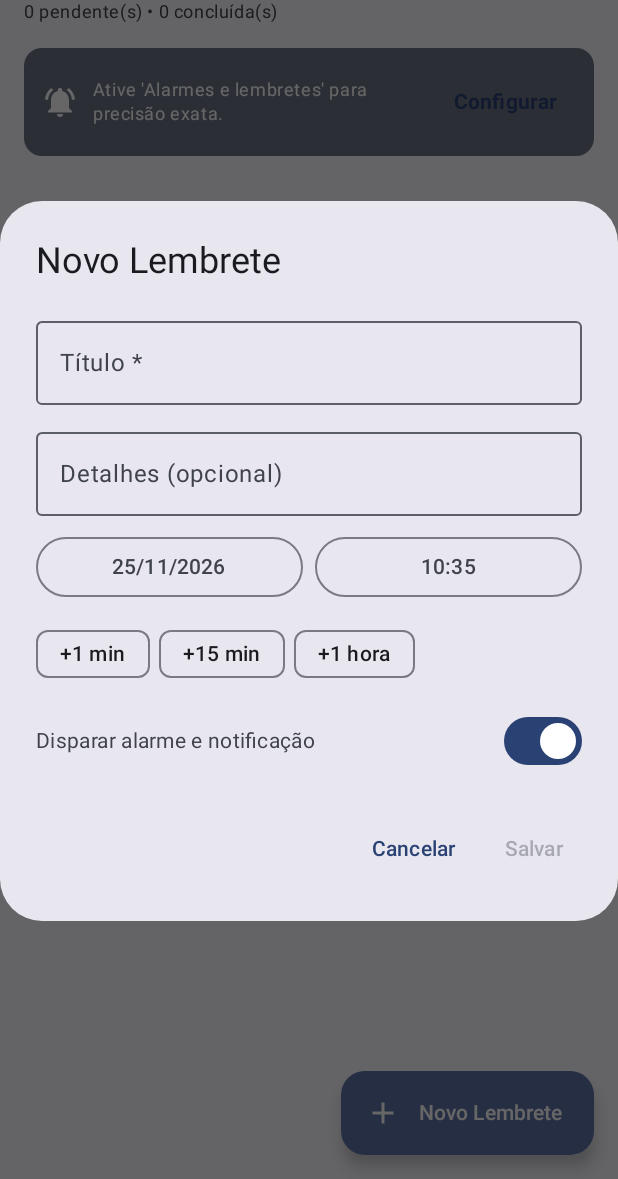
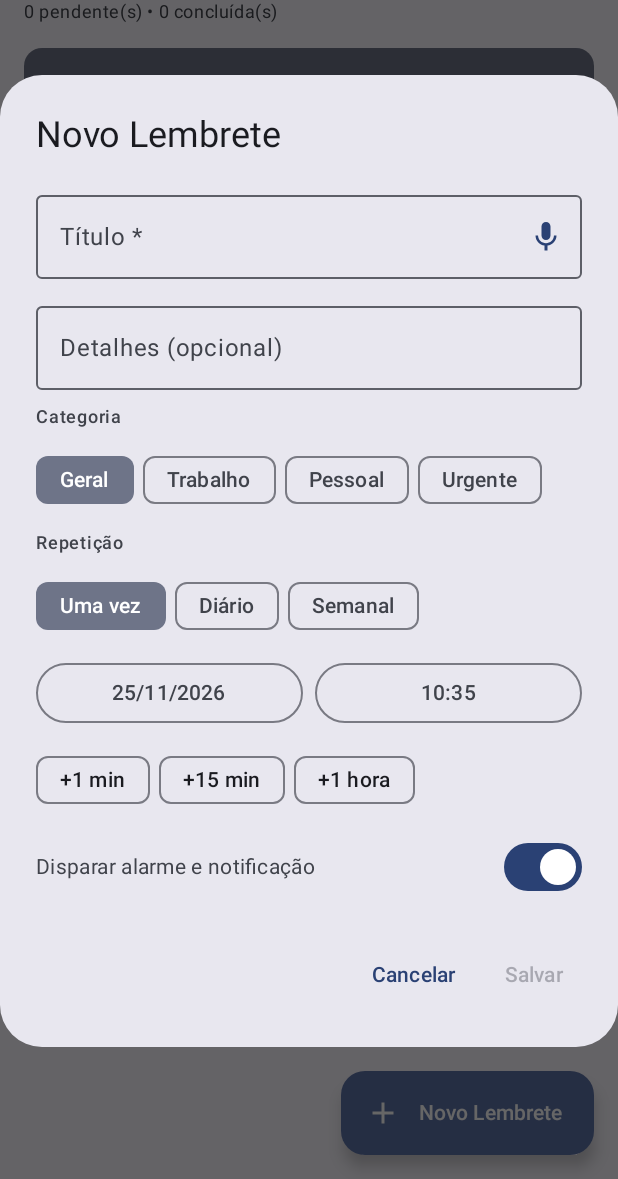
Before and after one commit to 4ndr3ontech/MeuAssistente, an Android app built with Jetpack Compose: the screen it shows after launch (MainActivity), after a tap on "Novo Lembrete", on a phone screen of 412 x 824 dp, the part 57-1236 px from its top. Run offline under Robolectric (Android 15) with nearby library versions, the phone set to English and light mode, and no system bars; our stand-ins replace Room's generated code; 1 statement that could not run was skipped; 3 other taps on this screen came first.

Commit message:
feat(ui): add category filters, recurrence chips and native Speech-to-Text

```diff
--- a/app/src/main/java/com/example/meuassistente/ui/screen/AssistantScreen.kt
+++ b/app/src/main/java/com/example/meuassistente/ui/screen/AssistantScreen.kt
@@ -1,6 +1,7 @@
 package com.example.meuassistente.ui.screen
 
 import android.Manifest
+import android.app.Activity
 import android.app.AlarmManager
 import android.content.Context
 import android.content.Intent
@@ -8,12 +9,17 @@ import android.content.pm.PackageManager
 import android.net.Uri
 import android.os.Build
 import android.provider.Settings
+import android.speech.RecognizerIntent
+import android.widget.Toast
 import androidx.activity.compose.rememberLauncherForActivityResult
 import androidx.activity.result.contract.ActivityResultContracts
 import androidx.compose.foundation.clickable
 import androidx.compose.foundation.layout.*
 import androidx.compose.foundation.lazy.LazyColumn
+import androidx.compose.foundation.lazy.LazyRow
 import androidx.compose.foundation.lazy.items
+import androidx.compose.foundation.rememberScrollState
+import androidx.compose.foundation.verticalScroll
 import androidx.compose.material.icons.Icons
 import androidx.compose.material.icons.filled.*
 import androidx.compose.material3.*
@@ -27,6 +33,8 @@ import androidx.compose.ui.text.style.TextOverflow
 import androidx.compose.ui.unit.dp
 import androidx.core.content.ContextCompat
 import androidx.lifecycle.viewmodel.compose.viewModel
+import com.example.meuassistente.data.local.entity.RepeatInterval
+import com.example.meuassistente.data.local.entity.TaskCategory
 import com.example.meuassistente.data.local.entity.TaskEntity
 import com.example.meuassistente.ui.viewmodel.TaskViewModel
 import java.text.SimpleDateFormat
@@ -52,7 +60,7 @@ fun AssistantScreen(viewModel: TaskViewModel = viewModel()) {
         }
     }
 
-    val canExact = remember(state.tasks.size) {
+    val canExact = remember(state.allTasks.size) {
         if (Build.VERSION.SDK_INT >= Build.VERSION_CODES.S) {
             (context.getSystemService(Context.ALARM_SERVICE) as AlarmManager).canScheduleExactAlarms()
         } else true
@@ -89,15 +97,35 @@ fun AssistantScreen(viewModel: TaskViewModel = viewModel()) {
                 }
             }
 
+            LazyRow(
+                contentPadding = PaddingValues(horizontal = 16.dp, vertical = 4.dp),
+                horizontalArrangement = Arrangement.spacedBy(8.dp)
+            ) {
+                item {
+                    FilterChip(
+                        selected = state.selectedCategory == null,
+                        onClick = { viewModel.selectCategory(null) },
+                        label = { Text("Todas (${state.allTasks.size})") }
+                    )
+                }
+                items(TaskCategory.entries) { cat ->
+                    FilterChip(
+                        selected = state.selectedCategory == cat,
+                        onClick = { viewModel.selectCategory(cat) },
+                        label = { Text(cat.label) }
+                    )
+                }
+            }
+
             if (state.tasks.isEmpty()) {
                 Box(Modifier.fillMaxSize().padding(32.dp), contentAlignment = Alignment.Center) {
                     Column(horizontalAlignment = Alignment.CenterHorizontally) {
                         Icon(Icons.Default.Alarm, null, Modifier.size(64.dp), tint = MaterialTheme.colorScheme.primary)
                         Spacer(Modifier.height(12.dp))
-                        Text("Nenhum lembrete agendado", style = MaterialTheme.typography.titleMedium, fontWeight = FontWeight.SemiBold)
+                        Text("Nenhum lembrete nesta visualização", style = MaterialTheme.typography.titleMedium, fontWeight = FontWeight.SemiBold)
                         Spacer(Modifier.height(16.dp))
                         OutlinedButton(onClick = { viewModel.openNewTaskDialog() }) {
-                            Icon(Icons.Default.Add, null); Spacer(Modifier.width(6.dp)); Text("Criar primeiro lembrete")
+                            Icon(Icons.Default.Add, null); Spacer(Modifier.width(6.dp)); Text("Criar lembrete")
                         }
                     }
                 }
@@ -114,7 +142,9 @@ fun AssistantScreen(viewModel: TaskViewModel = viewModel()) {
             }
         }
         if (state.isDialogOpen) {
-            TaskEditorDialog(state.editingTask, { viewModel.closeDialog() }) { t, d, m, a -> viewModel.saveTask(t, d, m, a) }
+            TaskEditorDialog(state.editingTask, { viewModel.closeDialog() }) { t, d, m, a, c, r ->
+                viewModel.saveTask(t, d, m, a, c, r)
+            }
         }
     }
 }
@@ -138,6 +168,9 @@ private fun PermissionBanner(message: String, buttonText: String, onAction: () -
 @Composable
 private fun TaskItemCard(task: TaskEntity, onToggleComplete: () -> Unit, onEdit: () -> Unit, onDelete: () -> Unit) {
     val fmt = remember { SimpleDateFormat("dd/MM/yyyy 'às' HH:mm", Locale.getDefault()) }
+    val category = remember(task.category) { TaskCategory.fromName(task.category) }
+    val repeat = remember(task.repeatInterval) { RepeatInterval.fromName(task.repeatInterval) }
+
     Card(
         modifier = Modifier.fillMaxWidth().clickable { onEdit() },
         colors = CardDefaults.cardColors(
@@ -153,6 +186,30 @@ private fun TaskItemCard(task: TaskEntity, onToggleComplete: () -> Unit, onEdit:
                 )
             }
             Column(Modifier.weight(1f)) {
+                Row(verticalAlignment = Alignment.CenterVertically, horizontalArrangement = Arrangement.spacedBy(6.dp)) {
+                    Surface(
+                        color = if (category == TaskCategory.URGENTE) MaterialTheme.colorScheme.errorContainer else MaterialTheme.colorScheme.secondaryContainer,
+                        shape = MaterialTheme.shapes.small
+                    ) {
+                        Text(
+                            text = category.label,
+                            style = MaterialTheme.typography.labelSmall,
+                            color = if (category == TaskCategory.URGENTE) MaterialTheme.colorScheme.onErrorContainer else MaterialTheme.colorScheme.onSecondaryContainer,
+                            modifier = Modifier.padding(horizontal = 6.dp, vertical = 2.dp)
+                        )
+                    }
+                    if (repeat != RepeatInterval.NONE) {
+                        Surface(color = MaterialTheme.colorScheme.tertiaryContainer, shape = MaterialTheme.shapes.small) {
+                            Text(
+                                text = repeat.label,
+                                style = MaterialTheme.typography.labelSmall,
+                                color = MaterialTheme.colorScheme.onTertiaryContainer,
+                                modifier = Modifier.padding(horizontal = 6.dp, vertical = 2.dp)
+                            )
+                        }
+                    }
+                }
+                Spacer(Modifier.height(4.dp))
                 Text(task.title, style = MaterialTheme.typography.titleMedium, fontWeight = FontWeight.SemiBold, maxLines = 1, overflow = TextOverflow.Ellipsis,
                     textDecoration = if (task.isCompleted) TextDecoration.LineThrough else null)
                 if (task.description.isNotBlank()) {
@@ -172,23 +229,74 @@ private fun TaskItemCard(task: TaskEntity, onToggleComplete: () -> Unit, onEdit:
 
 @OptIn(ExperimentalMaterial3Api::class)
 @Composable
-private fun TaskEditorDialog(initialTask: TaskEntity?, onDismiss: () -> Unit, onConfirm: (String, String, Long, Boolean) -> Unit) {
+private fun TaskEditorDialog(
+    initialTask: TaskEntity?,
+    onDismiss: () -> Unit,
+    onConfirm: (String, String, Long, Boolean, TaskCategory, RepeatInterval) -> Unit
+) {
+    val context = LocalContext.current
     var title by remember { mutableStateOf(initialTask?.title ?: "") }
     var desc by remember { mutableStateOf(initialTask?.description ?: "") }
     var hasAlarm by remember { mutableStateOf(initialTask?.hasAlarm ?: true) }
+    var category by remember { mutableStateOf(TaskCategory.fromName(initialTask?.category ?: TaskCategory.GERAL.name)) }
+    var repeat by remember { mutableStateOf(RepeatInterval.fromName(initialTask?.repeatInterval ?: RepeatInterval.NONE.name)) }
     var millis by remember { mutableLongStateOf(initialTask?.triggerAtMillis ?: (System.currentTimeMillis() + 5 * 60_000L)) }
     var showDate by remember { mutableStateOf(false) }
     var showTime by remember { mutableStateOf(false) }
     val dFmt = remember { SimpleDateFormat("dd/MM/yyyy", Locale.getDefault()) }
     val tFmt = remember { SimpleDateFormat("HH:mm", Locale.getDefault()) }
 
+    val voiceLauncher = rememberLauncherForActivityResult(ActivityResultContracts.StartActivityForResult()) { result ->
+        if (result.resultCode == Activity.RESULT_OK) {
+            val spoken = result.data?.getStringArrayListExtra(RecognizerIntent.EXTRA_RESULTS)?.firstOrNull()
+            if (!spoken.isNullOrBlank()) {
+                title = spoken.replaceFirstChar { it.uppercase() }
+            }
+        }
+    }
+
     AlertDialog(
         onDismissRequest = onDismiss,
         title = { Text(if (initialTask == null) "Novo Lembrete" else "Editar Lembrete") },
         text = {
-            Column(verticalArrangement = Arrangement.spacedBy(10.dp)) {
-                OutlinedTextField(value = title, onValueChange = { title = it }, label = { Text("Título *") }, singleLine = true, modifier = Modifier.fillMaxWidth())
-                OutlinedTextField(value = desc, onValueChange = { desc = it }, label = { Text("Detalhes (opcional)") }, maxLines = 3, modifier = Modifier.fillMaxWidth())
+            Column(Modifier.verticalScroll(rememberScrollState()), verticalArrangement = Arrangement.spacedBy(10.dp)) {
+                OutlinedTextField(
+                    value = title,
+                    onValueChange = { title = it },
+                    label = { Text("Título *") },
+                    singleLine = true,
+                    modifier = Modifier.fillMaxWidth(),
+                    trailingIcon = {
+                        IconButton(onClick = {
+                            val intent = Intent(RecognizerIntent.ACTION_RECOGNIZE_SPEECH).apply {
+                                putExtra(RecognizerIntent.EXTRA_LANGUAGE_MODEL, RecognizerIntent.LANGUAGE_MODEL_FREE_FORM)
+                                putExtra(RecognizerIntent.EXTRA_LANGUAGE, "pt-BR")
+                                putExtra(RecognizerIntent.EXTRA_PROMPT, "Fale o título do lembrete...")
+                            }
+                            runCatching { voiceLauncher.launch(intent) }.onFailure {
+                                Toast.makeText(context, "Reconhecimento de voz indisponível", Toast.LENGTH_SHORT).show()
+                            }
+                        }) {
+                            Icon(Icons.Default.Mic, contentDescription = "Ditar título por voz", tint = MaterialTheme.colorScheme.primary)
+                        }
+                    }
+                )
+                OutlinedTextField(value = desc, onValueChange = { desc = it }, label = { Text("Detalhes (opcional)") }, maxLines = 2, modifier = Modifier.fillMaxWidth())
+
+                Text("Categoria", style = MaterialTheme.typography.labelMedium, fontWeight = FontWeight.SemiBold)
+                LazyRow(horizontalArrangement = Arrangement.spacedBy(6.dp)) {
+                    items(TaskCategory.entries) { item ->
+                        FilterChip(selected = category == item, onClick = { category = item }, label = { Text(item.label) })
+                    }
+                }
+
+                Text("Repetição", style = MaterialTheme.typography.labelMedium, fontWeight = FontWeight.SemiBold)
+                Row(horizontalArrangement = Arrangement.spacedBy(6.dp)) {
+                    RepeatInterval.entries.forEach { item ->
+                        FilterChip(selected = repeat == item, onClick = { repeat = item }, label = { Text(item.label) })
+                    }
+                }
+
                 Row(Modifier.fillMaxWidth(), horizontalArrangement = Arrangement.spacedBy(8.dp)) {
                     OutlinedButton(onClick = { showDate = true }, modifier = Modifier.weight(1f)) { Text(dFmt.format(Date(millis))) }
                     OutlinedButton(onClick = { showTime = true }, modifier = Modifier.weight(1f)) { Text(tFmt.format(Date(millis))) }
@@ -204,7 +312,9 @@ private fun TaskEditorDialog(initialTask: TaskEntity?, onDismiss: () -> Unit, on
                 }
             }
         },
-        confirmButton = { TextButton(onClick = { onConfirm(title, desc, millis, hasAlarm) }, enabled = title.trim().isNotEmpty()) { Text("Salvar") } },
+        confirmButton = {
+            TextButton(onClick = { onConfirm(title, desc, millis, hasAlarm, category, repeat) }, enabled = title.trim().isNotEmpty()) { Text("Salvar") }
+        },
         dismissButton = { TextButton(onClick = onDismiss) { Text("Cancelar") } }
     )
 
--- a/app/src/main/java/com/example/meuassistente/ui/viewmodel/TaskUiState.kt
+++ b/app/src/main/java/com/example/meuassistente/ui/viewmodel/TaskUiState.kt
@@ -1,12 +1,18 @@
 package com.example.meuassistente.ui.viewmodel
 
+import com.example.meuassistente.data.local.entity.TaskCategory
 import com.example.meuassistente.data.local.entity.TaskEntity
 
 data class TaskUiState(
-    val tasks: List<TaskEntity> = emptyList(),
+    val allTasks: List<TaskEntity> = emptyList(),
+    val selectedCategory: TaskCategory? = null,
     val isDialogOpen: Boolean = false,
     val editingTask: TaskEntity? = null
 ) {
-    val pendingCount: Int get() = tasks.count { !it.isCompleted }
-    val completedCount: Int get() = tasks.count { it.isCompleted }
+    val tasks: List<TaskEntity>
+        get() = if (selectedCategory == null) allTasks
+        else allTasks.filter { it.category == selectedCategory.name }
+
+    val pendingCount: Int get() = allTasks.count { !it.isCompleted }
+    val completedCount: Int get() = allTasks.count { it.isCompleted }
 }
```
Also changed, not shown: app/src/main/java/com/example/meuassistente/ui/viewmodel/TaskViewModel.kt (+42 -11 lines).
